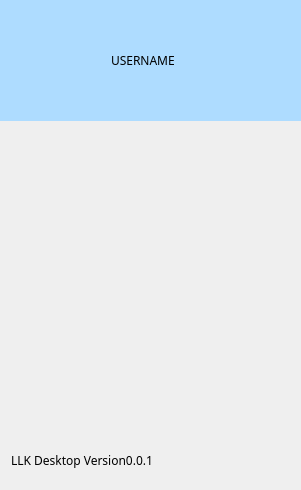
HuangNO1/LLK-Qt-front-end, file settingdialog.ui: the form before one commit.
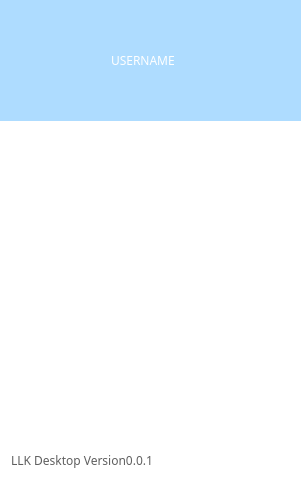
The form after the commit.

Commit message: add setting widget

```diff
--- a/settingdialog.ui
+++ b/settingdialog.ui
@@ -10,9 +10,18 @@
     <height>490</height>
    </rect>
   </property>
+  <property name="minimumSize">
+   <size>
+    <width>301</width>
+    <height>0</height>
+   </size>
+  </property>
   <property name="windowTitle">
    <string>Dialog</string>
   </property>
+  <property name="styleSheet">
+   <string notr="true">background-color: rgb(255, 255, 255);</string>
+  </property>
   <widget class="QLabel" name="background_label">
    <property name="geometry">
     <rect>
@@ -22,6 +31,18 @@
      <height>121</height>
     </rect>
    </property>
+   <property name="minimumSize">
+    <size>
+     <width>301</width>
+     <height>121</height>
+    </size>
+   </property>
+   <property name="maximumSize">
+    <size>
+     <width>301</width>
+     <height>121</height>
+    </size>
+   </property>
    <property name="styleSheet">
     <string notr="true">background-color: rgb(174, 220, 255);</string>
    </property>
@@ -34,10 +55,13 @@
     <rect>
      <x>20</x>
      <y>20</y>
-     <width>61</width>
+     <width>71</width>
      <height>71</height>
     </rect>
    </property>
+   <property name="styleSheet">
+    <string notr="true">background-color: rgb(174, 220, 255);</string>
+   </property>
    <property name="text">
     <string/>
    </property>
@@ -58,7 +82,8 @@
     </font>
    </property>
    <property name="styleSheet">
-    <string notr="true">padding: 8px;</string>
+    <string notr="true">padding: 8px;background-color: rgb(174, 220, 255);
+color: rgb(255, 255, 255);</string>
    </property>
    <property name="text">
     <string>USERNAME</string>
@@ -79,7 +104,8 @@
     </font>
    </property>
    <property name="styleSheet">
-    <string notr="true">padding:8px;</string>
+    <string notr="true">padding:8px;
+color: rgba(88, 88, 88, 244);</string>
    </property>
    <property name="text">
     <string>LLK Desktop Version0.0.1</string>
```
The commit also changes 6 other files.
